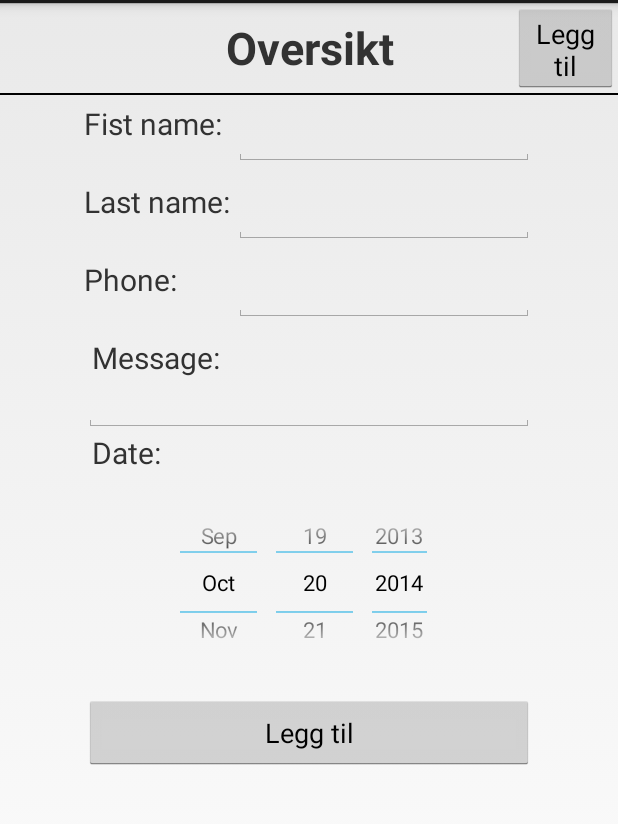
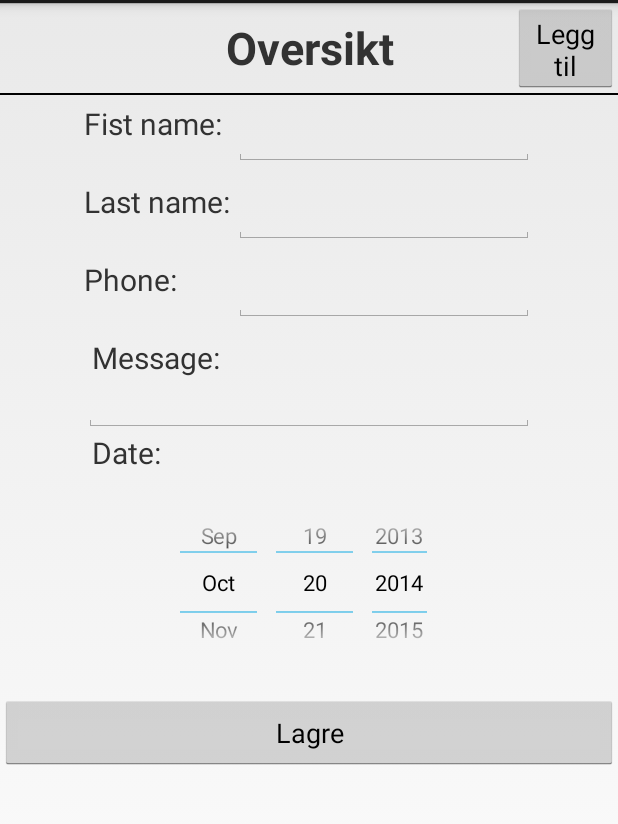
Before and after one commit to marhag/Mappe2, an Android app: the screen it shows after launch (MainActivity), after a tap on "Legg til", on a phone screen of 412 x 824 dp, the part 69-893 px from its top. Run offline under Robolectric (Android 15) with nearby library versions, the phone set to English and light mode, and no system bars.

Commit message:
Delete Added

```diff
--- a/app/src/main/java/android/hioa/s178816_s188098_mappe2/CreatePerson.java
+++ b/app/src/main/java/android/hioa/s178816_s188098_mappe2/CreatePerson.java
@@ -21,12 +21,14 @@ public class CreatePerson extends Fragment{
 
     private EditText editFirst,editLast,editPhone,editMessage;
     private DatePicker datePicker;
-
-
+    private DBHandler db;
     @Override
     public View onCreateView(
             LayoutInflater inflater, ViewGroup container,
                              Bundle savedInstanceState) {
+
+        db = new DBHandler(getActivity());
+
         if (savedInstanceState != null) {
             id = savedInstanceState.getInt("id");
             phone = savedInstanceState.getInt("phone");
@@ -97,6 +99,10 @@ public class CreatePerson extends Fragment{
             editPhone.setText(phone+"");
         editMessage.setText(message);
 
+        if(type == "EDIT")
+            getActivity().findViewById(R.id.deletePersonBtn).setVisibility(View.VISIBLE);
+        else
+            getActivity().findViewById(R.id.deletePersonBtn).setVisibility(View.GONE);
 
 
         final Button regBtn = (Button)getActivity().findViewById(R.id.addPersonBtn);
@@ -108,8 +114,22 @@ public class CreatePerson extends Fragment{
             }
         });
 
+        final Button delBtn = (Button)getActivity().findViewById(R.id.deletePersonBtn);
+        delBtn.setOnClickListener(new View.OnClickListener(){
+            @Override
+            public void onClick(View view) {
+                deletePerson();
+                ((MainActivity)getActivity()).changeFragment(0,null);
+            }
+        });
 
     }
+
+    public void deletePerson() {
+        Person person = db.getPerson(id);
+        db.deletePerson(person);
+    }
+
     public void savePerson()
     {
         Person person = new Person();
@@ -125,7 +145,6 @@ public class CreatePerson extends Fragment{
         int day = datePicker.getDayOfMonth();
         person.setBday(day+ "/" + month + "/" + year);
 
-        DBHandler db = new DBHandler(getActivity());
         if(type.equals("CREATE"))
             db.addPerson(person);
         else
--- a/app/src/main/java/android/hioa/s178816_s188098_mappe2/MenuListAdapter.java
+++ b/app/src/main/java/android/hioa/s178816_s188098_mappe2/MenuListAdapter.java
@@ -57,7 +57,6 @@ public class MenuListAdapter extends BaseAdapter {
         txtPhone.setText(person.getMobile()+"");
 
         return convertView;
-
     }
 
 }
--- a/app/src/main/res/layout/create_layout.xml
+++ b/app/src/main/res/layout/create_layout.xml
@@ -97,13 +97,30 @@
 
     </RelativeLayout>
 
-    <Button
-        android:layout_width="300dp"
-        android:layout_height="50dp"
-        android:text="@string/add"
-        android:id="@+id/addPersonBtn"
-        android:layout_alignParentBottom="true"
-        android:layout_centerHorizontal="true" />
+    <LinearLayout
+        android:id="@+id/createBtnLayout"
+        android:layout_width="fill_parent"
+        android:layout_height="wrap_content"
+        android:gravity="center_horizontal"
+        android:orientation="horizontal"
+        android:layout_alignParentBottom="true">
+
+        <Button
+            android:layout_width="0dp"
+            android:layout_weight="1"
+            android:layout_height="50dp"
+            android:text="@string/save"
+            android:id="@+id/addPersonBtn"/>
+
+        <Button
+            android:layout_width="0dp"
+            android:layout_weight="1"
+            android:layout_height="50dp"
+            android:text="@string/delete"
+            android:id="@+id/deletePersonBtn"/>
+
+        </LinearLayout>
+
 
     <DatePicker
         android:layout_width="230dp"
@@ -112,7 +129,7 @@
         android:scaleY="0.8"
         android:layout_centerHorizontal="true"
         android:id="@+id/datePicker"
-        android:layout_above="@+id/addPersonBtn"
+        android:layout_above="@+id/createBtnLayout"
         android:layout_marginBottom="0dp"
         android:calendarViewShown="false"/>
 
--- a/app/src/main/res/values/strings.xml
+++ b/app/src/main/res/values/strings.xml
@@ -6,6 +6,9 @@
     <string name="action_settings">Settings</string>
     <string name="imgdesc">Desc</string>
     <string name="add">Legg til</string>
+    <string name="save">Lagre</string>
+    <string name="delete">Slett</string>
+
     <string name="firstname">Fist name:</string>
     <string name="lastname">Last name:</string>
     <string name="date">Date:</string>
```
